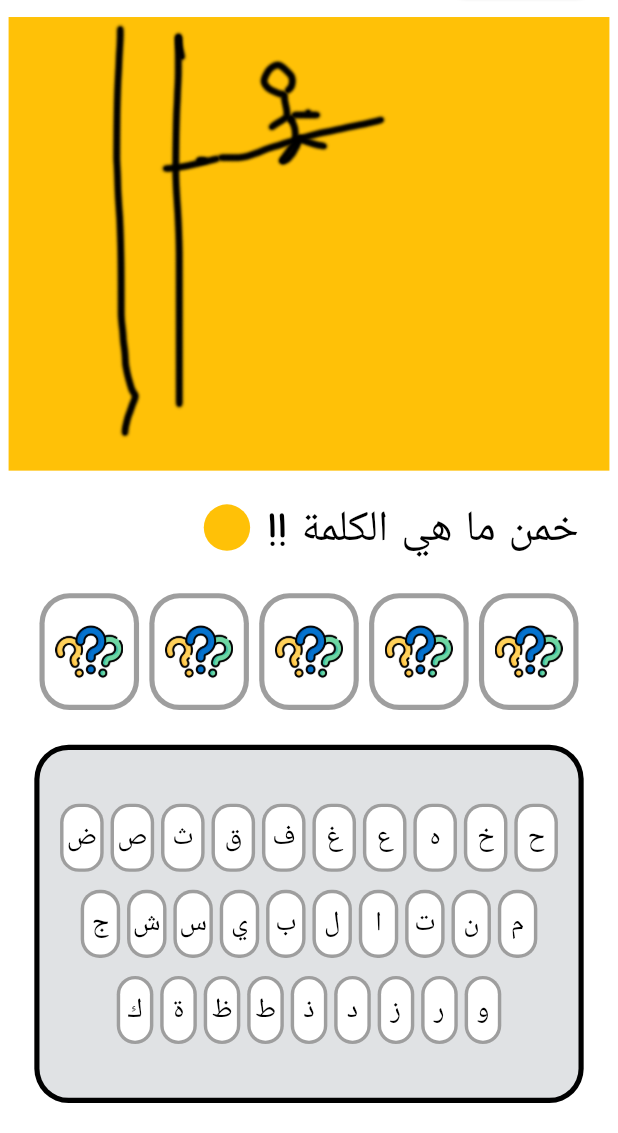
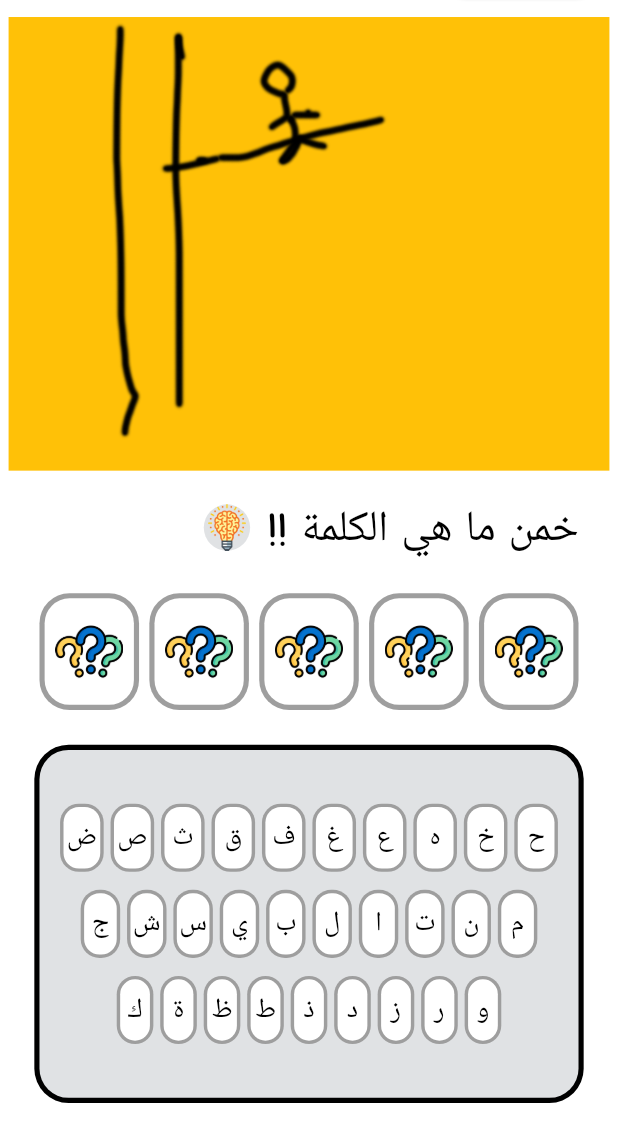
Before and after one commit to Mohand-2004/HANGMAN-Game, a Flutter app: the screen it shows after launch, on a phone screen of 412 x 824 dp, the part 103-1236 px from its top. Run offline on Flutter 3.47's test engine with Material 3 defaults, Android fonts, the phone set to English and light mode, and no system bars; our stand-ins replace audioplayers, flutter_screenutil.

Commit message:
finish hint button style

```diff
--- a/lib/screens/home_page.dart
+++ b/lib/screens/home_page.dart
@@ -151,8 +151,12 @@ class _HomePageState extends State<HomePage>{
                     Padding(
                       padding: EdgeInsets.only(bottom: 2.5.h),
                       child: CircleAvatar(
-                        backgroundColor: Colors.amber,
-                        radius: 13.5.r,
+                        backgroundColor: const Color(0xffe0e2e4),
+                        radius: 15.r,
+                        child: Padding(
+                          padding: const EdgeInsets.all(2.5),
+                          child: Image.asset('assets/images/hint.png'),
+                        ),
                       ),
                     ),
                     const Spacer(),
@@ -161,8 +165,9 @@ class _HomePageState extends State<HomePage>{
                     Padding(
                       padding: EdgeInsets.only(bottom: 2.5.h),
                       child: CircleAvatar(
-                        backgroundColor: Colors.amber,
+                        backgroundColor: const Color(0xffe0e2e4),
                         radius: 13.5.r,
+                        child: Image.asset('assets/images/hint.png'),
                       ),
                     ),
                     SizedBox(width: 10.w,),
```
Also changed, not shown: assets/images/hint.png (added).
